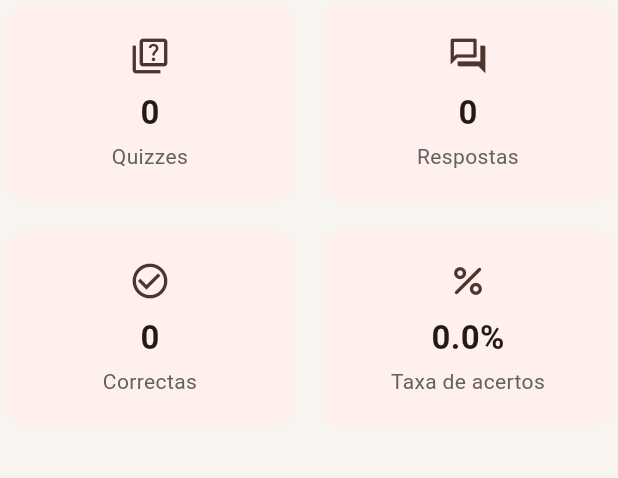
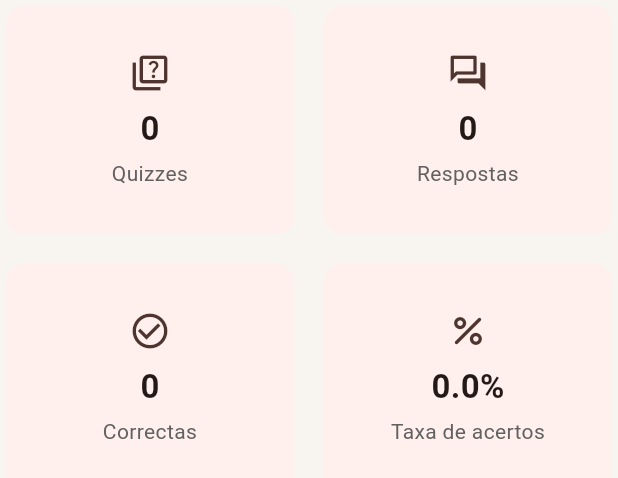
Before and after one commit to DagmarMpheio/bible_quiz_game, a Flutter app: the _GeneralStatistics widget shown alone on an empty page, opened directly with empty values, on a phone screen of 412 x 824 dp. Shown: the top 478 px of the screen. Run offline on Flutter 3.47's test engine with Material 3 defaults, Android fonts, the phone set to English and light mode, and no system bars; our stand-ins replace flutter_riverpod, go_router, hive_ce, hive_ce_flutter, package_info_plus; accounts and stored records are empty; statements that could not run were skipped.

Commit message:
fix: corrige overflow nos cards de estatísticas
- aumenta o espaço vertical dos cards de métricas
- ajusta a proporção da grelha de estatísticas
- reduz risco de RenderFlex overflow em ecrãs menores
- melhora a adaptação do conteúdo dos indicadores

```diff
--- a/lib/screens/statistics/statistics_screen.dart
+++ b/lib/screens/statistics/statistics_screen.dart
@@ -143,16 +143,30 @@ class _GeneralStatistics extends StatelessWidget {
   @override
   Widget build(BuildContext context) {
     return GridView.count(
-      /// Impede que a grelha tenha scroll próprio.
+      /// O GridView encontra-se dentro de um ListView.
+      ///
+      /// Por isso, deve ocupar apenas o espaço necessário
+      /// para apresentar os seus elementos.
       shrinkWrap: true,
+
+      /// Desactiva o scroll interno para que apenas o ListView
+      /// principal seja responsável pela deslocação do ecrã.
       physics: const NeverScrollableScrollPhysics(),
 
+      /// Apresenta dois indicadores por linha.
       crossAxisCount: 2,
+
+      /// Espaçamento horizontal entre os cards.
       crossAxisSpacing: 12,
+
+      /// Espaçamento vertical entre os cards.
       mainAxisSpacing: 12,
 
-      /// Ajusta a proporção dos cards.
-      childAspectRatio: 1.45,
+      /// Define cards ligeiramente mais altos.
+      ///
+      /// O valor anterior (1.45) deixava pouco espaço vertical
+      /// em alguns tamanhos de ecrã e provocava RenderFlex overflow.
+      childAspectRatio: 1.25,
 
       children: [
         _MetricCard(
@@ -204,6 +218,11 @@ class _MetricCard extends StatelessWidget {
       child: Padding(
         padding: const EdgeInsets.all(16),
         child: Column(
+          /// Faz a coluna ocupar apenas o espaço necessário
+          /// para apresentar o seu conteúdo.
+          mainAxisSize: MainAxisSize.min,
+
+          /// Mantém os elementos visualmente centralizados.
           mainAxisAlignment: MainAxisAlignment.center,
           children: [
             Icon(icon, color: AppColors.primary, size: 28),
```
